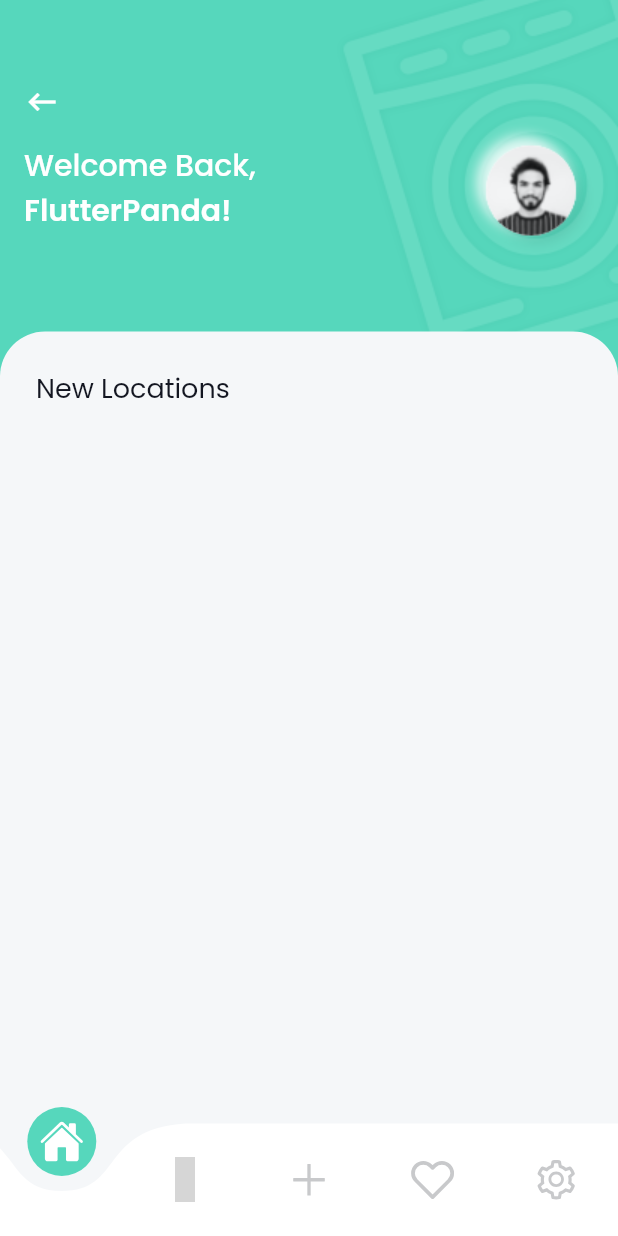
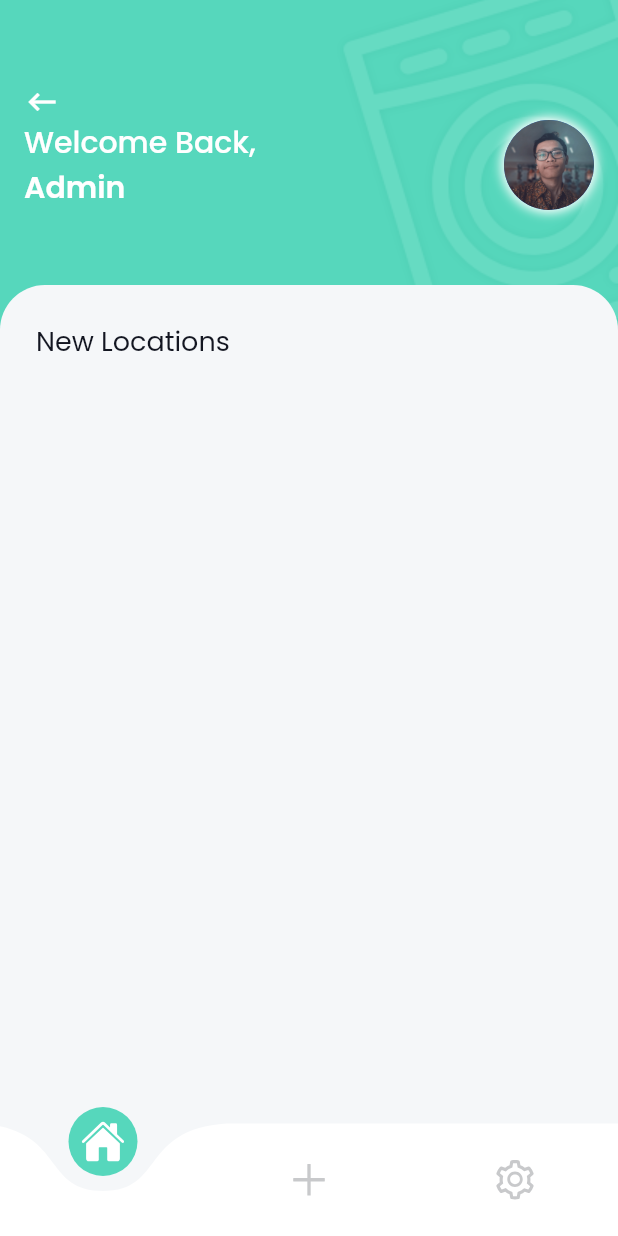
Before and after one commit to Skyleaft/uts_akb, a Flutter app: the Home screen opened by its route, on a phone screen of 412 x 824 dp. Run offline on Flutter 3.47's test engine with Material 2 defaults, Android fonts, the phone set to English and light mode, and no system bars; drawn by our look-alikes of curved_navigation_bar; our stand-ins replace flutter_icons, flutter_screenutil, fluttertoast, google_fonts, rounded_loading_button, simple_animations and 1 more; missing offline and left inert: sa_v1_migration; grey boxes are pictures that could not be loaded.

Commit message:
fix profil dp

```diff
--- a/lib/pages/home.dart
+++ b/lib/pages/home.dart
@@ -25,24 +25,14 @@ class _HomeState extends State<Home> {
             color: activeIndex == 0 ? Colors.white : Color(0xFFC8C9CB),
           ),
           Icon(
-            FlutterIcons.map_marker_radius_mco,
+            FlutterIcons.plus_ant,
             size: 30.0,
             color: activeIndex == 1 ? Colors.white : Color(0xFFC8C9CB),
           ),
           Icon(
-            FlutterIcons.plus_ant,
+            FlutterIcons.setting_ant,
             size: 30.0,
             color: activeIndex == 2 ? Colors.white : Color(0xFFC8C9CB),
-          ),
-          Icon(
-            FlutterIcons.heart_fea,
-            size: 30.0,
-            color: activeIndex == 3 ? Colors.white : Color(0xFFC8C9CB),
-          ),
-          Icon(
-            FlutterIcons.setting_ant,
-            size: 30.0,
-            color: activeIndex == 4 ? Colors.white : Color(0xFFC8C9CB),
           ),
         ],
         onTap: (index) {
@@ -107,7 +97,7 @@ class _HomeState extends State<Home> {
                                         ),
                                   ),
                                   TextSpan(
-                                    text: "FlutterPanda!",
+                                    text: "Admin",
                                     style: Theme.of(context)
                                         .textTheme
                                         .headline6
@@ -119,9 +109,23 @@ class _HomeState extends State<Home> {
                                 ],
                               ),
                             ),
-                            Image.asset(
-                              "assets/images/dp.png",
-                            )
+                            Container(
+                              decoration: BoxDecoration(
+                                color: Colors.white,
+                                shape: BoxShape.circle,
+                                boxShadow: [
+                                  BoxShadow(
+                                      blurRadius: 5,
+                                      color: Colors.white,
+                                      spreadRadius: 2)
+                                ],
+                              ),
+                              child: CircleAvatar(
+                                radius: 30.0,
+                                backgroundImage:
+                                    AssetImage('assets/images/ppall(3).jpg'),
+                              ),
+                            ),
                           ],
                         )
                       ],
@@ -165,8 +169,8 @@ class _HomeState extends State<Home> {
                         Container(
                           height: ScreenUtil().setHeight(100.0),
                           child: Center(
-                            // lets make a widget for the cards
-                          ),
+                              // lets make a widget for the cards
+                              ),
                         ),
                       ],
                     ),
```
Also changed, not shown: assets/images/ppall(3).jpg (added).
